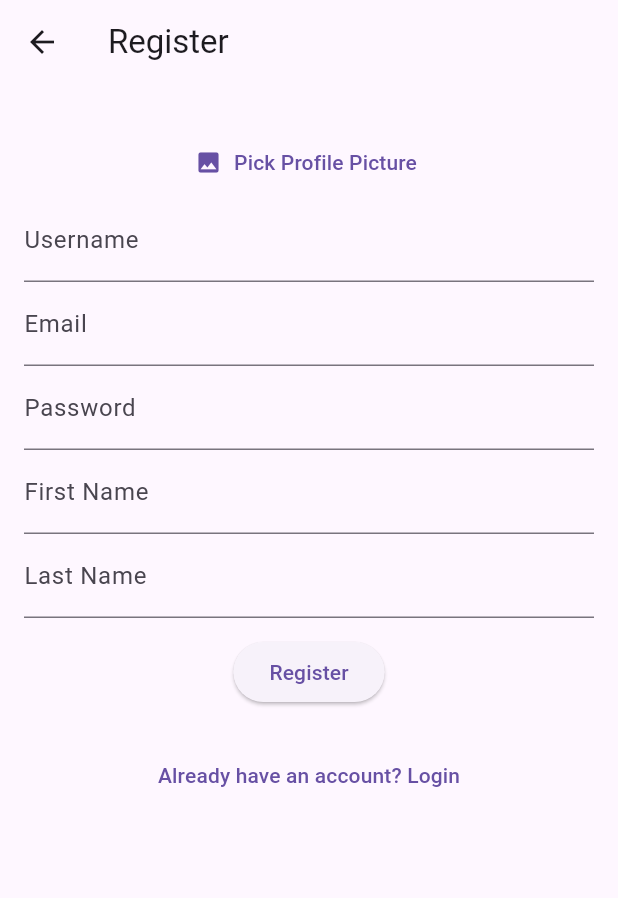
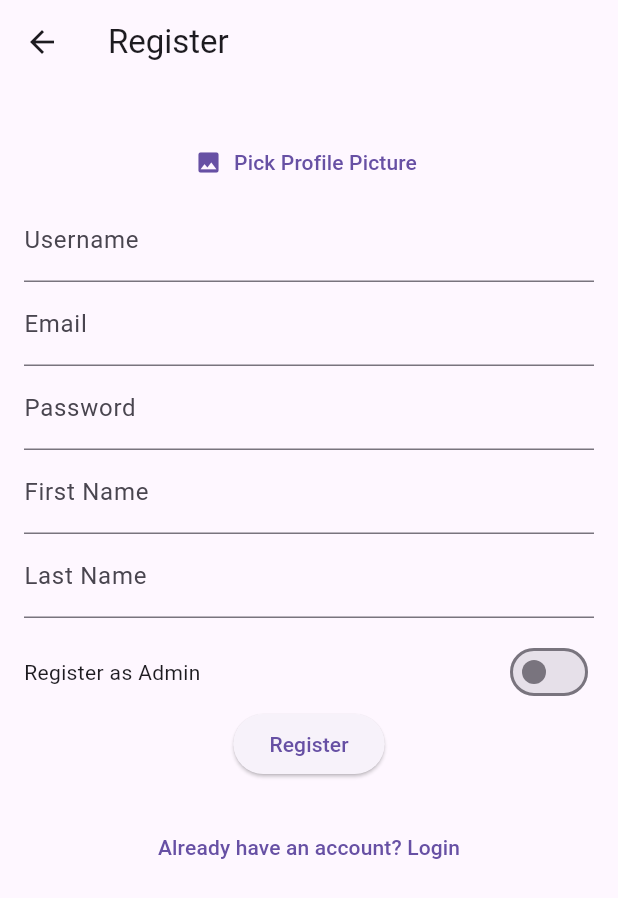
Before and after one commit to ericthegeorge/FootballTracker, a Flutter app: the RegisterScreen screen opened by its route, after a tap on "Register", on a phone screen of 412 x 824 dp. Shown: the top 898 px of the screen. Run offline on Flutter 3.47's test engine with Material 3 defaults, Android fonts, the phone set to English and light mode, and no system bars; our stand-ins replace image_picker; network calls fail.

Commit message:
added feature to register as admin

```diff
--- a/frontend/lib/screens/register_screen.dart
+++ b/frontend/lib/screens/register_screen.dart
@@ -20,6 +20,7 @@
   final firstNameController = TextEditingController();
   final lastNameController = TextEditingController();
   File? _image;
+  bool _isAdmin = false;
 
   final ImagePicker _picker = ImagePicker();
 
@@ -42,6 +43,7 @@
       firstNameController.text,
       lastNameController.text,
       _image,
+      _isAdmin,
     );
     // print("Status code: ${response.statusCode}");
     // print("Body: ${response.body}");
@@ -117,6 +119,21 @@
               decoration: InputDecoration(labelText: 'Last Name'),
             ),
             const SizedBox(height: 12),
+            Row(
+              mainAxisAlignment: MainAxisAlignment.spaceBetween,
+              children: [
+                const Text('Register as Admin'),
+                Switch(
+                  value: _isAdmin,
+                  onChanged: (bool newValue) {
+                    setState(() {
+                      _isAdmin = newValue;
+                    });
+                  },
+                ),
+              ],
+            ),
+
             ElevatedButton(
               onPressed: registerUser,
               child: const Text('Register'),
--- a/frontend/lib/services/auth_service.dart
+++ b/frontend/lib/services/auth_service.dart
@@ -21,6 +21,7 @@
     String firstname,
     String lastname, [
     File? image, //optional
+    bool isAdmin = false,
   ]) async {
     var uri = Uri.parse('$baseUrl/register/');
     var request = http.MultipartRequest('POST', uri);
@@ -30,6 +31,9 @@
     request.fields['password'] = password;
     request.fields['first_name'] = firstname;
     request.fields['last_name'] = lastname;
+    request.fields['is_staff'] = isAdmin.toString();
+
+    print(request);
 
     if (image != null) {
       request.files.add(
```
Also changed, not shown: 1 other file.
